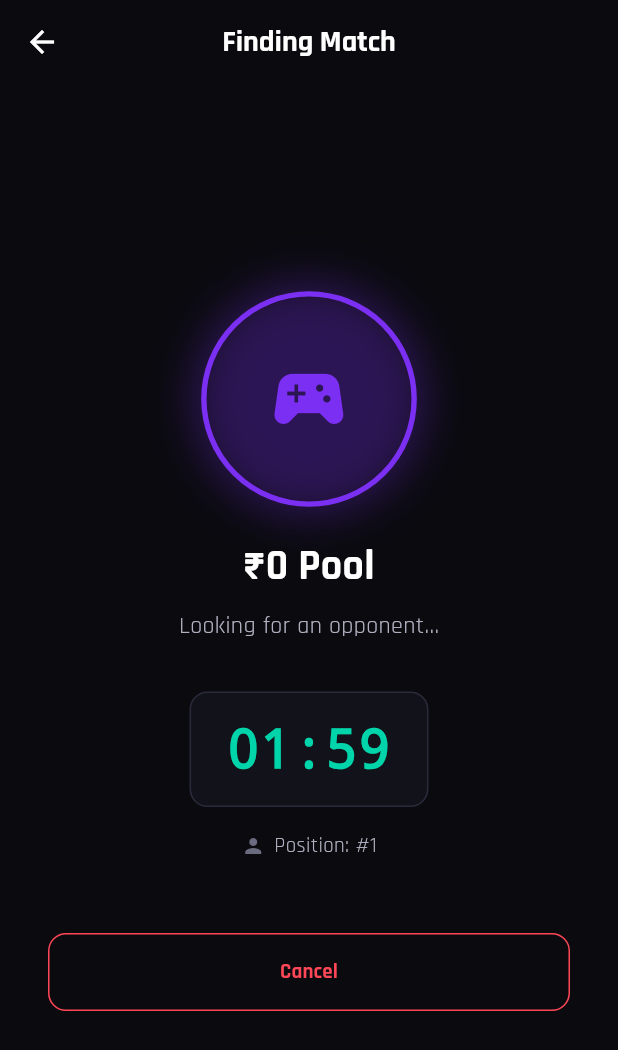
After one commit to thenextrichkid-web/LudoLegends, a Flutter app: the QueueWaitingScreen screen opened by its route, on a phone screen of 412 x 824 dp. The commit adds this screen. Shown: the top 1050 px of the screen. Run offline on Flutter 3.47's test engine with Material 3 defaults, Android fonts, the phone set to English and light mode, and no system bars; our stand-ins replace dio, firebase_messaging, flutter_riverpod, flutter_secure_storage, go_router, google_fonts; accounts and stored records are empty; network calls fail.

Commit message:
Sprint M0.3A — Queue & Matchmaking Core
BACKEND:
- QueueEntry model: user_id, pool_amount, status, position, matched_with,
  match_id, frozen_amount, queued_at, expires_at
- QueueService: join_queue, cancel_queue, get_queue_status, get_active_pools,
  expire_stale_entries (auto-cleanup every 30s)
- EventService: in-memory event publishing for match_found, queue events
- Queue API: GET /pools, POST /join, POST /cancel, GET /status,
  POST /expire-stale, GET /events
- Match found: creates Match entity, publishes events, sends notifications
- Wallet integration: freeze on join, refund on cancel/timeout
- Background task: expires stale queue entries every 30 seconds

FLUTTER:
- LivePoolsScreen: shows all pools with player count, estimated wait, balance check
- QueueWaitingScreen: animated pulse, countdown timer, position, auto-cancel on timeout
- MatchFoundScreen: success animation, match details, back to home
- QueueService: API client for pools, join, cancel, status
- Updated router: /pools, /queue-waiting, /match-found routes
- Updated Quick Play button → navigates to /pools

POOLS: 100, 200, 300, 500, 1000, 2000, 3000, 5000, 10000 (configurable via SiteConfig)

```diff
--- a/mobile-app/lib/core/config/api_config.dart
+++ b/mobile-app/lib/core/config/api_config.dart
@@ -18,6 +18,8 @@ class ApiConfig {
   static String get users => '$apiPrefix/users';
   static String get withdrawals => '$apiPrefix/withdrawals';
   static String get admin => '$apiPrefix/admin';
+  static String get queue => '$apiPrefix/queue';
+  static String get notifications => '$apiPrefix/notifications';
 }
 
 class StorageKeys {
--- a/mobile-app/lib/screens/home/home_screen.dart
+++ b/mobile-app/lib/screens/home/home_screen.dart
@@ -285,11 +285,7 @@ class _HomeScreenState extends State<HomeScreen> {
           children: [
             Expanded(child: _quickAction(Icons.school, 'Ludo Academy', () => context.push('/academy'))),
             const SizedBox(width: 8),
-            Expanded(child: _quickAction(Icons.play_arrow, 'Quick Play', () {
-              ScaffoldMessenger.of(context).showSnackBar(
-                const SnackBar(content: Text('Coming soon! Join a tournament to play.'), backgroundColor: AppColors.primary),
-              );
-            })),
+            Expanded(child: _quickAction(Icons.play_arrow, 'Quick Play', () => context.push('/pools'))),
             const SizedBox(width: 8),
             Expanded(child: _quickAction(Icons.fitness_center, 'Practice', () => context.push('/practice'))),
           ],
--- /dev/null
+++ b/mobile-app/lib/screens/pool/queue_waiting_screen.dart
@@ -0,0 +1,218 @@
+import 'dart:async';
+import 'package:flutter/material.dart';
+import 'package:go_router/go_router.dart';
+import 'package:ludo_legends/core/theme/app_theme.dart';
+import 'package:ludo_legends/services/queue_service.dart';
+
+class QueueWaitingScreen extends StatefulWidget {
+  final Map<String, dynamic> queueData;
+
+  const QueueWaitingScreen({super.key, required this.queueData});
+
+  @override
+  State<QueueWaitingScreen> createState() => _QueueWaitingScreenState();
+}
+
+class _QueueWaitingScreenState extends State<QueueWaitingScreen> with SingleTickerProviderStateMixin {
+  final _queueService = QueueService();
+  late AnimationController _pulseController;
+  late Animation<double> _pulseAnimation;
+  Timer? _pollTimer;
+  Timer? _countdownTimer;
+  int _timeRemaining = 120;
+  int _position = 1;
+  bool _isCancelling = false;
+
+  @override
+  void initState() {
+    super.initState();
+    _pulseController = AnimationController(vsync: this, duration: const Duration(seconds: 2))..repeat(reverse: true);
+    _pulseAnimation = Tween<double>(begin: 0.8, end: 1.2).animate(CurvedAnimation(parent: _pulseController, curve: Curves.easeInOut));
+    _timeRemaining = widget.queueData['time_remaining_seconds'] as int? ?? 120;
+    _startPolling();
+  }
+
+  void _startPolling() {
+    _pollTimer = Timer.periodic(const Duration(seconds: 3), (_) => _checkStatus());
+    _countdownTimer = Timer.periodic(const Duration(seconds: 1), (_) {
+      if (!mounted) return;
+      setState(() {
+        _timeRemaining = (_timeRemaining - 1).clamp(0, 999);
+      });
+      if (_timeRemaining <= 0) {
+        _pollTimer?.cancel();
+        _countdownTimer?.cancel();
+        context.go('/home');
+        ScaffoldMessenger.of(context).showSnackBar(
+          const SnackBar(content: Text('Queue timed out. Balance refunded.'), backgroundColor: AppColors.secondary),
+        );
+      }
+    });
+  }
+
+  Future<void> _checkStatus() async {
+    try {
+      final status = await _queueService.getQueueStatus();
+      if (!mounted) return;
+
+      if (status['in_queue'] == false) {
+        _pollTimer?.cancel();
+        _countdownTimer?.cancel();
+        context.go('/home');
+        return;
+      }
+
+      if (status['status'] == 'matched' && status['match_id'] != null) {
+        _pollTimer?.cancel();
+        _countdownTimer?.cancel();
+        context.go('/match-found', extra: {
+          'match_id': status['match_id'],
+          'pool_amount': status['pool_amount'],
+        });
+        return;
+      }
+
+      setState(() {
+        _position = status['position'] ?? _position;
+        _timeRemaining = status['time_remaining_seconds'] ?? _timeRemaining;
+      });
+    } catch (e) {
+      // keep polling
+    }
+  }
+
+  Future<void> _cancelQueue() async {
+    setState(() => _isCancelling = true);
+    try {
+      await _queueService.cancelQueue();
+      if (!mounted) return;
+      _pollTimer?.cancel();
+      _countdownTimer?.cancel();
+      context.go('/home');
+    } catch (e) {
+      if (!mounted) return;
+      setState(() => _isCancelling = false);
+      ScaffoldMessenger.of(context).showSnackBar(
+        SnackBar(content: Text('Failed to cancel: $e'), backgroundColor: AppColors.error),
+      );
+    }
+  }
+
+  @override
+  void dispose() {
+    _pulseController.dispose();
+    _pollTimer?.cancel();
+    _countdownTimer?.cancel();
+    super.dispose();
+  }
+
+  @override
+  Widget build(BuildContext context) {
+    final poolAmount = widget.queueData['pool_amount'] ?? 0;
+    final minutes = (_timeRemaining ~/ 60).toString().padLeft(2, '0');
+    final seconds = (_timeRemaining % 60).toString().padLeft(2, '0');
+
+    return Scaffold(
+      backgroundColor: AppColors.background,
+      appBar: AppBar(
+        title: const Text('Finding Match'),
+        leading: IconButton(
+          icon: const Icon(Icons.arrow_back),
+          onPressed: _isCancelling ? null : () => _cancelQueue(),
+        ),
+      ),
+      body: Center(
+        child: Padding(
+          padding: const EdgeInsets.all(32),
+          child: Column(
+            mainAxisAlignment: MainAxisAlignment.center,
+            children: [
+              AnimatedBuilder(
+                animation: _pulseAnimation,
+                builder: (context, child) {
+                  return Transform.scale(
+                    scale: _pulseAnimation.value,
+                    child: child,
+                  );
+                },
+                child: Container(
+                  width: 120,
+                  height: 120,
+                  decoration: BoxDecoration(
+                    shape: BoxShape.circle,
+                    border: Border.all(color: AppColors.primary, width: 3),
+                    boxShadow: [
+                      BoxShadow(
+                        color: AppColors.primary.withOpacity(0.3),
+                        blurRadius: 20,
+                        spreadRadius: 5,
+                      ),
+                    ],
+                  ),
+                  child: const Center(
+                    child: Icon(Icons.sports_esports, size: 48, color: AppColors.primary),
+                  ),
+                ),
+              ),
+              const SizedBox(height: 32),
+              Text(
+                '₹${(poolAmount as num).toInt()} Pool',
+                style: const TextStyle(fontSize: 28, fontWeight: FontWeight.bold, color: AppColors.textPrimary),
+              ),
+              const SizedBox(height: 8),
+              const Text(
+                'Looking for an opponent...',
+                style: TextStyle(fontSize: 16, color: AppColors.textSecondary),
+              ),
+              const SizedBox(height: 32),
+              Container(
+                padding: const EdgeInsets.symmetric(horizontal: 24, vertical: 12),
+                decoration: BoxDecoration(
+                  color: AppColors.surface,
+                  borderRadius: BorderRadius.circular(12),
+                  border: Border.all(color: AppColors.border),
+                ),
+                child: Text(
+                  '$minutes:$seconds',
+                  style: TextStyle(
+                    fontSize: 36,
+                    fontWeight: FontWeight.bold,
+                    color: _timeRemaining < 30 ? AppColors.error : AppColors.secondary,
+                    fontFamily: 'monospace',
+                  ),
+                ),
+              ),
+              const SizedBox(height: 16),
+              Row(
+                mainAxisAlignment: MainAxisAlignment.center,
+                children: [
+                  const Icon(Icons.person, size: 16, color: AppColors.textMuted),
+                  const SizedBox(width: 6),
+                  Text(
+                    'Position: #$_position',
+                    style: const TextStyle(color: AppColors.textSecondary),
+                  ),
+                ],
+              ),
+              const SizedBox(height: 48),
+              SizedBox(
+                width: double.infinity,
+                child: OutlinedButton(
+                  onPressed: _isCancelling ? null : _cancelQueue,
+                  style: OutlinedButton.styleFrom(
+                    side: const BorderSide(color: AppColors.error),
+                    padding: const EdgeInsets.symmetric(vertical: 16),
+                    shape: RoundedRectangleBorder(borderRadius: BorderRadius.circular(12)),
+                  ),
+                  child: _isCancelling
+                      ? const SizedBox(width: 20, height: 20, child: CircularProgressIndicator(strokeWidth: 2, color: AppColors.error))
+                      : const Text('Cancel', style: TextStyle(color: AppColors.error, fontWeight: FontWeight.bold)),
+                ),
+              ),
+            ],
+          ),
+        ),
+      ),
+    );
+  }
+}
--- /dev/null
+++ b/mobile-app/lib/services/queue_service.dart
@@ -0,0 +1,30 @@
+import 'package:ludo_legends/services/api_client.dart';
+import 'package:ludo_legends/core/config/api_config.dart';
+
+class QueueService {
+  final ApiClient _api;
+
+  QueueService({ApiClient? api}) : _api = api ?? ApiClient();
+
+  Future<List<Map<String, dynamic>>> getPools() async {
+    final response = await _api.dio.get('${ApiConfig.queue}/pools');
+    return List<Map<String, dynamic>>.from(response.data['pools']);
+  }
+
+  Future<Map<String, dynamic>> joinQueue(double poolAmount) async {
+    final response = await _api.dio.post('${ApiConfig.queue}/join', data: {
+      'pool_amount': poolAmount,
+    });
+    return response.data;
+  }
+
+  Future<Map<String, dynamic>> cancelQueue() async {
+    final response = await _api.dio.post('${ApiConfig.queue}/cancel');
+    return response.data;
+  }
+
+  Future<Map<String, dynamic>> getQueueStatus() async {
+    final response = await _api.dio.get('${ApiConfig.queue}/status');
+    return response.data;
+  }
+}
```
Also changed, not shown: mobile-app/lib/core/router/app_router.dart (+12 -0 lines), mobile-app/lib/screens/pool/live_pools_screen.dart (added, +245 -0 lines), mobile-app/lib/screens/pool/match_found_screen.dart (added, +102 -0 lines), 7 other files.
